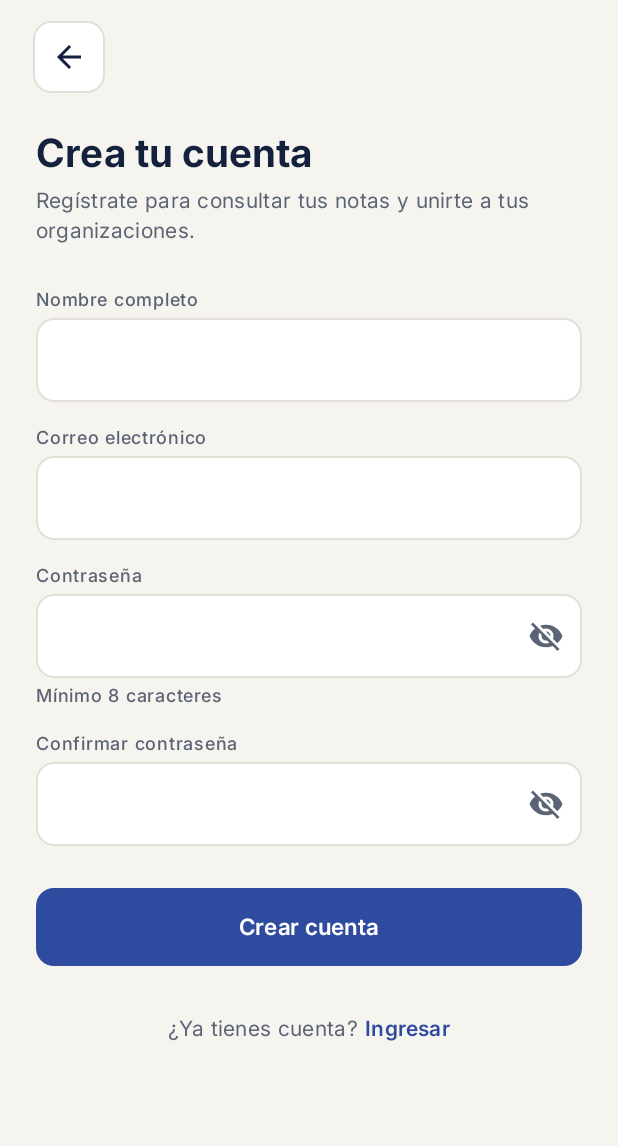
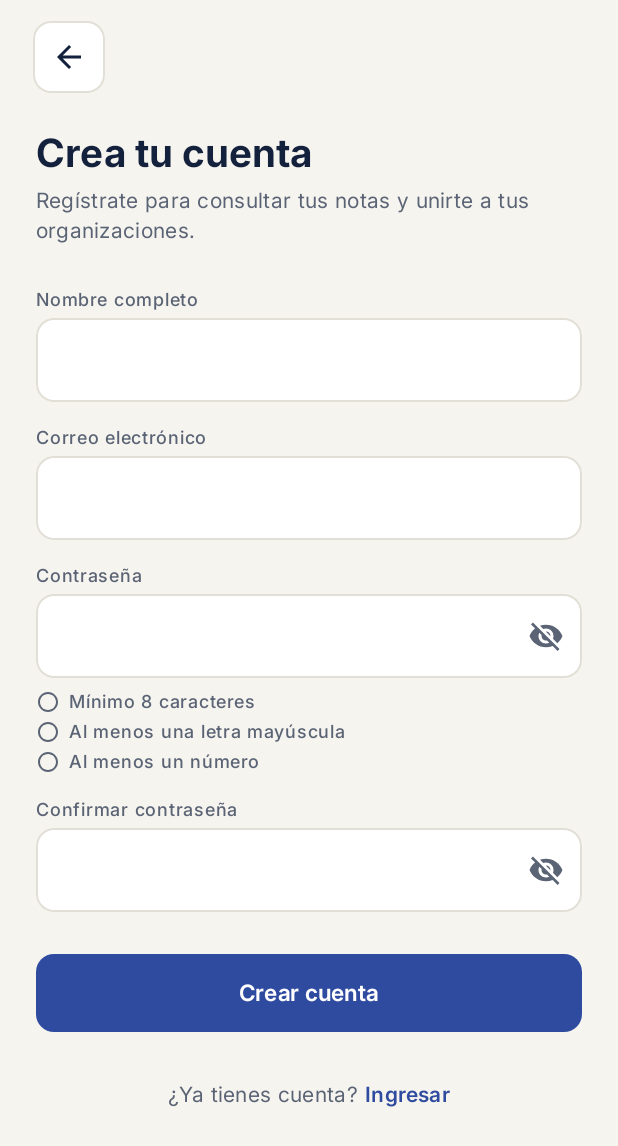
Before and after one commit to Fillhx/Notia, an Android app built with Jetpack Compose: the RegisterScreen screen opened through its navigation route, on a phone screen of 412 x 824 dp. Shown: the top 1146 px of the screen. Run offline under Robolectric (Android 15) with nearby library versions, the phone set to English and light mode, and no system bars.

Commit message:
fix: misma regla de contraseña en registro y restablecer
8 caracteres, una mayúscula y un número. La regla y la lista de
requisitos quedan en PasswordRequirements.kt.

```diff
--- /dev/null
+++ b/app/src/main/java/co/edu/univalle/notia/features/auth/PasswordRequirements.kt
@@ -0,0 +1,55 @@
+package co.edu.univalle.notia.features.auth
+
+import androidx.compose.foundation.layout.Arrangement
+import androidx.compose.foundation.layout.Column
+import androidx.compose.foundation.layout.Row
+import androidx.compose.foundation.layout.size
+import androidx.compose.material.icons.Icons
+import androidx.compose.material.icons.outlined.CheckCircle
+import androidx.compose.material.icons.outlined.RadioButtonUnchecked
+import androidx.compose.material3.Icon
+import androidx.compose.material3.MaterialTheme
+import androidx.compose.material3.Text
+import androidx.compose.runtime.Composable
+import androidx.compose.ui.Alignment
+import androidx.compose.ui.Modifier
+import androidx.compose.ui.unit.dp
+import co.edu.univalle.notia.ui.theme.NotiaTextSecondary
+import co.edu.univalle.notia.ui.theme.SuccessText
+
+/** Regla única de contraseña para registro y restablecimiento. */
+private val passwordRules: List<Pair<String, (String) -> Boolean>> = listOf(
+    "Mínimo 8 caracteres" to { it.length >= 8 },
+    "Al menos una letra mayúscula" to { p -> p.any { it.isUpperCase() } },
+    "Al menos un número" to { p -> p.any { it.isDigit() } },
+)
+
+fun isValidPassword(password: String): Boolean = passwordRules.all { (_, rule) -> rule(password) }
+
+/** Lista de requisitos que se marcan a medida que se escribe la contraseña. */
+@Composable
+fun PasswordRequirementsList(password: String, modifier: Modifier = Modifier) {
+    Column(modifier = modifier, verticalArrangement = Arrangement.spacedBy(4.dp)) {
+        passwordRules.forEach { (text, rule) -> RequirementRow(text = text, isMet = rule(password)) }
+    }
+}
+
+@Composable
+private fun RequirementRow(text: String, isMet: Boolean) {
+    Row(
+        verticalAlignment = Alignment.CenterVertically,
+        horizontalArrangement = Arrangement.spacedBy(6.dp)
+    ) {
+        Icon(
+            imageVector = if (isMet) Icons.Outlined.CheckCircle else Icons.Outlined.RadioButtonUnchecked,
+            contentDescription = null,
+            tint = if (isMet) SuccessText else NotiaTextSecondary,
+            modifier = Modifier.size(16.dp)
+        )
+        Text(
+            text = text,
+            style = MaterialTheme.typography.labelSmall,
+            color = if (isMet) SuccessText else NotiaTextSecondary
+        )
+    }
+}
--- a/app/src/main/java/co/edu/univalle/notia/features/auth/RegisterScreen.kt
+++ b/app/src/main/java/co/edu/univalle/notia/features/auth/RegisterScreen.kt
@@ -96,8 +96,8 @@ fun RegisterScreen(
             emailError = null
         }
 
-        if (password.length < 8) {
-            passwordError = "La contraseña debe tener mínimo 8 caracteres"
+        if (!isValidPassword(password)) {
+            passwordError = "La contraseña no cumple los requisitos"
             hasError = true
         } else {
             passwordError = null
@@ -190,14 +190,8 @@ fun RegisterScreen(
                 isError = passwordError != null,
                 errorMessage = passwordError
             )
-            if (passwordError == null) {
-                Spacer(modifier = Modifier.height(4.dp))
-                Text(
-                    text = "Mínimo 8 caracteres",
-                    style = MaterialTheme.typography.labelSmall,
-                    color = NotiaTextSecondary
-                )
-            }
+            Spacer(modifier = Modifier.height(8.dp))
+            PasswordRequirementsList(password = password)
         }
 
         Spacer(modifier = Modifier.height(16.dp))
```
Also changed, not shown: app/src/main/java/co/edu/univalle/notia/features/auth/ResetPasswordScreen.kt (+2 -45 lines).
